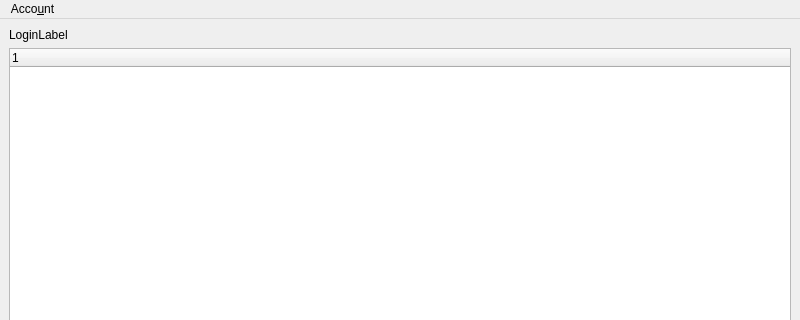
Qt form secure_notes_client/ui/main_window.ui (rlee287/secure-notes-client) before a commit; both pictures show x 0 to 800 and y 0 to 320 of the 800 by 600 pixel window.
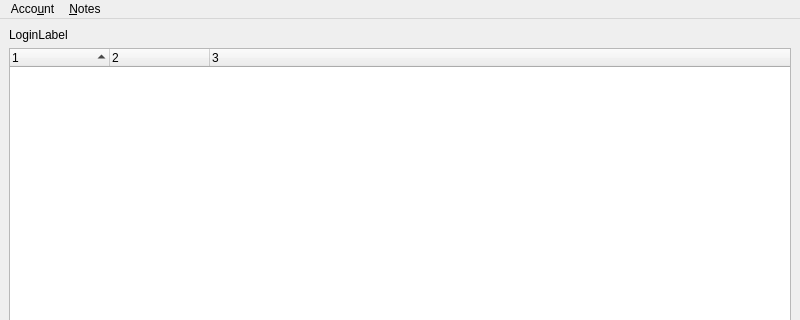
The same form after that commit.

Commit message: Add column count to main window and additional menu items

Patch:
```diff
--- a/secure_notes_client/ui/main_window.ui
+++ b/secure_notes_client/ui/main_window.ui
@@ -24,11 +24,27 @@
     </item>
     <item row="1" column="0">
      <widget class="QTreeWidget" name="noteTreeWidget">
+      <property name="columnCount">
+       <number>3</number>
+      </property>
+      <attribute name="headerShowSortIndicator" stdset="0">
+       <bool>true</bool>
+      </attribute>
       <column>
        <property name="text">
         <string notr="true">1</string>
        </property>
       </column>
+      <column>
+       <property name="text">
+        <string notr="true">2</string>
+       </property>
+      </column>
+      <column>
+       <property name="text">
+        <string notr="true">3</string>
+       </property>
+      </column>
      </widget>
     </item>
    </layout>
@@ -49,7 +65,16 @@
     <addaction name="actionLogin"/>
     <addaction name="actionLogout"/>
    </widget>
+   <widget class="QMenu" name="menuNotes">
+    <property name="title">
+     <string>&amp;Notes</string>
+    </property>
+    <addaction name="actionCreate"/>
+    <addaction name="actionSearch"/>
+    <addaction name="actionRefresh"/>
+   </widget>
    <addaction name="menutext"/>
+   <addaction name="menuNotes"/>
   </widget>
   <widget class="QStatusBar" name="statusbar"/>
   <action name="actionLogin">
```
Left out of the diff: 15 changed lines with no effect on the pictures.
